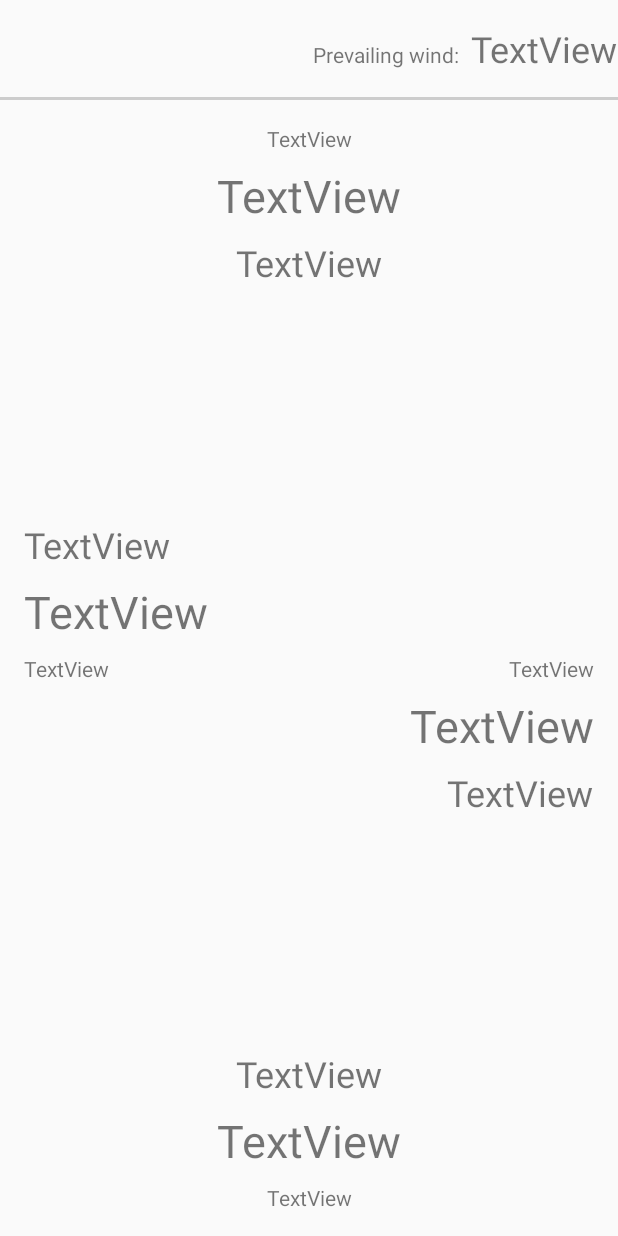
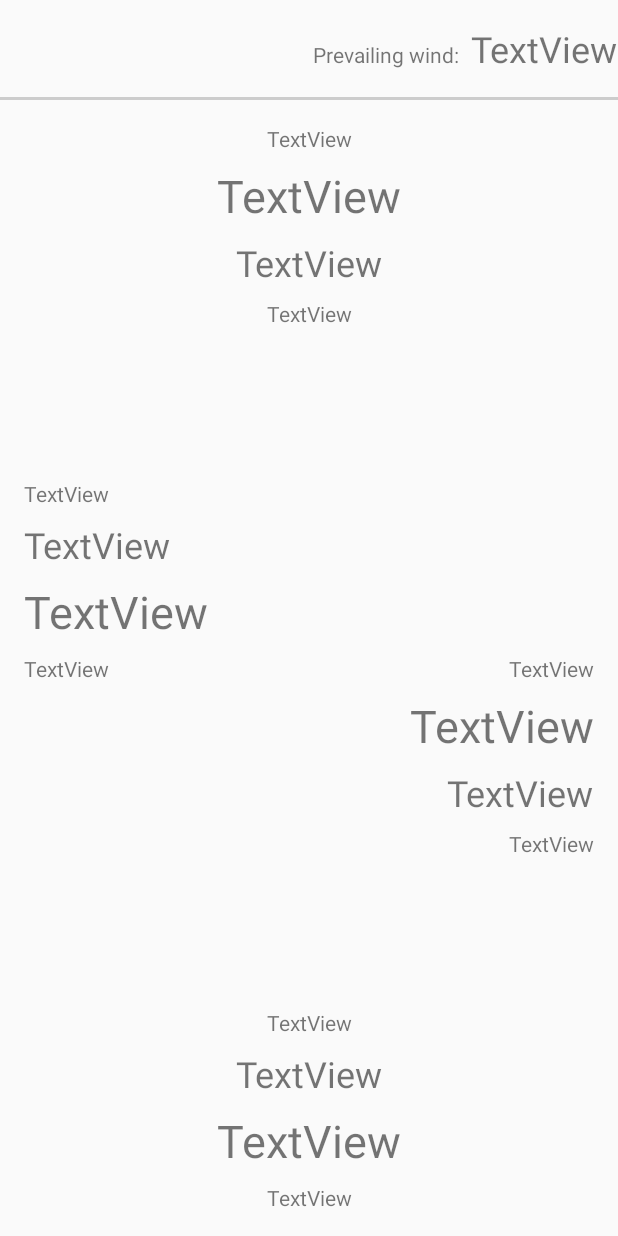
Before and after one commit to kirkcaldydad/mahjong-scorer-app, an Android app: the layout activity_game_play.xml on its own in the app's theme, with its tools: preview values and no code run, on a phone screen of 412 x 824 dp. Run offline under Robolectric (Android 15) with nearby library versions, the phone set to English and light mode, and no system bars.

Commit message:
Display player round scores, resume hand editing, and handle back button.

```diff
--- a/app/src/main/res/layout/activity_game_play.xml
+++ b/app/src/main/res/layout/activity_game_play.xml
@@ -67,6 +67,16 @@
         app:layout_constraintRight_toRightOf="parent" />
 
     <TextView
+        android:id="@+id/tvPlayerRoundScore0"
+        android:layout_width="wrap_content"
+        android:layout_height="wrap_content"
+        android:layout_marginBottom="8dp"
+        android:text="TextView"
+        app:layout_constraintBottom_toTopOf="@+id/tvPlayerScore0"
+        app:layout_constraintLeft_toLeftOf="parent"
+        app:layout_constraintRight_toRightOf="parent" />
+
+    <TextView
         android:id="@+id/tvPlayerWind1"
         android:layout_width="wrap_content"
         android:layout_height="wrap_content"
@@ -101,6 +111,18 @@
         app:layout_constraintTop_toBottomOf="@+id/tvPlayerName1" />
 
     <TextView
+        android:id="@+id/tvPlayerRoundScore1"
+        android:layout_width="wrap_content"
+        android:layout_height="wrap_content"
+        android:layout_marginEnd="16dp"
+        android:layout_marginRight="16dp"
+        android:layout_marginTop="8dp"
+        android:text="TextView"
+        app:layout_constraintEnd_toEndOf="parent"
+        app:layout_constraintRight_toRightOf="parent"
+        app:layout_constraintTop_toBottomOf="@+id/tvPlayerScore1" />
+
+    <TextView
         android:id="@+id/tvPlayerWind2"
         android:layout_width="wrap_content"
         android:layout_height="wrap_content"
@@ -133,6 +155,16 @@
         app:layout_constraintEnd_toEndOf="parent"
         app:layout_constraintStart_toStartOf="parent"
         app:layout_constraintTop_toBottomOf="@+id/tvPlayerName2" />
+
+    <TextView
+        android:id="@+id/tvPlayerRoundScore2"
+        android:layout_width="wrap_content"
+        android:layout_height="wrap_content"
+        android:layout_marginTop="8dp"
+        android:text="TextView"
+        app:layout_constraintLeft_toLeftOf="parent"
+        app:layout_constraintRight_toRightOf="parent"
+        app:layout_constraintTop_toBottomOf="@+id/tvPlayerScore2" />
 
     <TextView
         android:id="@+id/tvPlayerWind3"
@@ -170,4 +202,14 @@
         app:layout_constraintBottom_toTopOf="@+id/tvPlayerName3"
         app:layout_constraintStart_toStartOf="parent" />
 
+    <TextView
+        android:id="@+id/tvPlayerRoundScore3"
+        android:layout_width="wrap_content"
+        android:layout_height="wrap_content"
+        android:layout_marginBottom="8dp"
+        android:layout_marginStart="16dp"
+        android:text="TextView"
+        app:layout_constraintBottom_toTopOf="@+id/tvPlayerScore3"
+        app:layout_constraintStart_toStartOf="parent" />
+
 </android.support.constraint.ConstraintLayout>
--- a/app/src/main/res/values/strings.xml
+++ b/app/src/main/res/values/strings.xml
@@ -54,4 +54,5 @@
     <string name="concealed">Concealed</string>
     <string name="enteredTile">Entered Tile</string>
     <string name="deleteButton">Delete button</string>
+    <string name="mahjong">Mahjong</string>
 </resources>
```
Also changed, not shown: app/src/main/java/house/mcintosh/mahjong/scoring/ScoredHand.java (+5 -9 lines), app/src/main/java/house/mcintosh/mahjong/ui/EnterHandActivity.java (+30 -13 lines), app/src/main/java/house/mcintosh/mahjong/ui/GamePlayActivity.java (+22 -7 lines), app/src/main/java/house/mcintosh/mahjong/util/DisplayUtil.java (+18 -0 lines).
